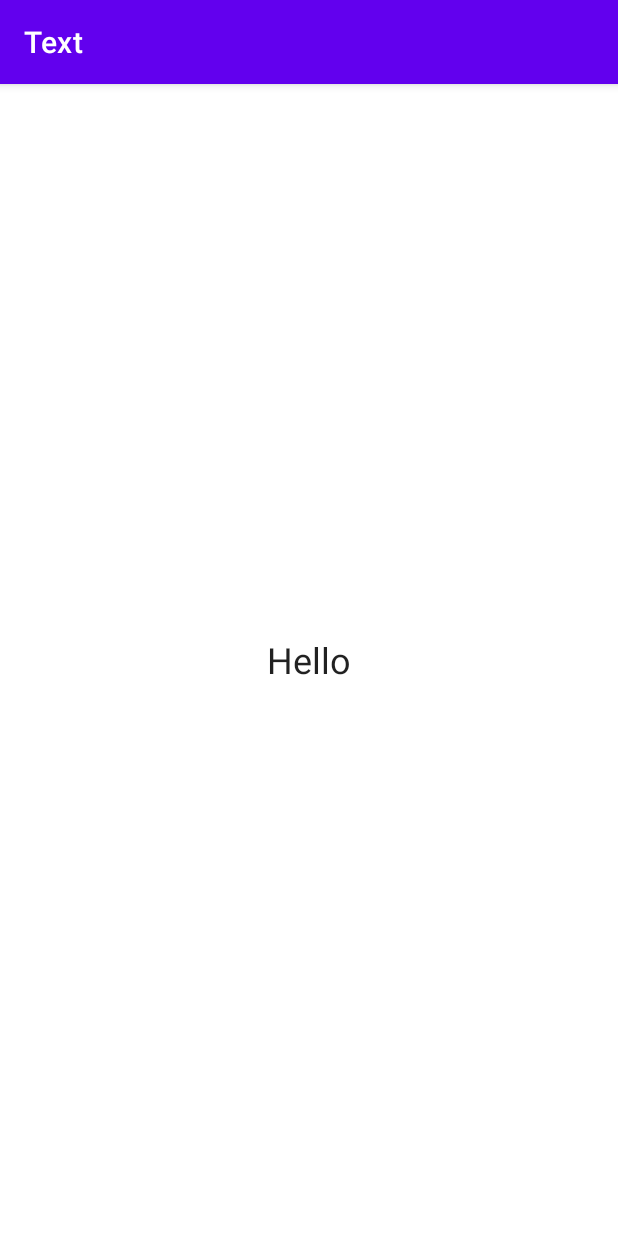
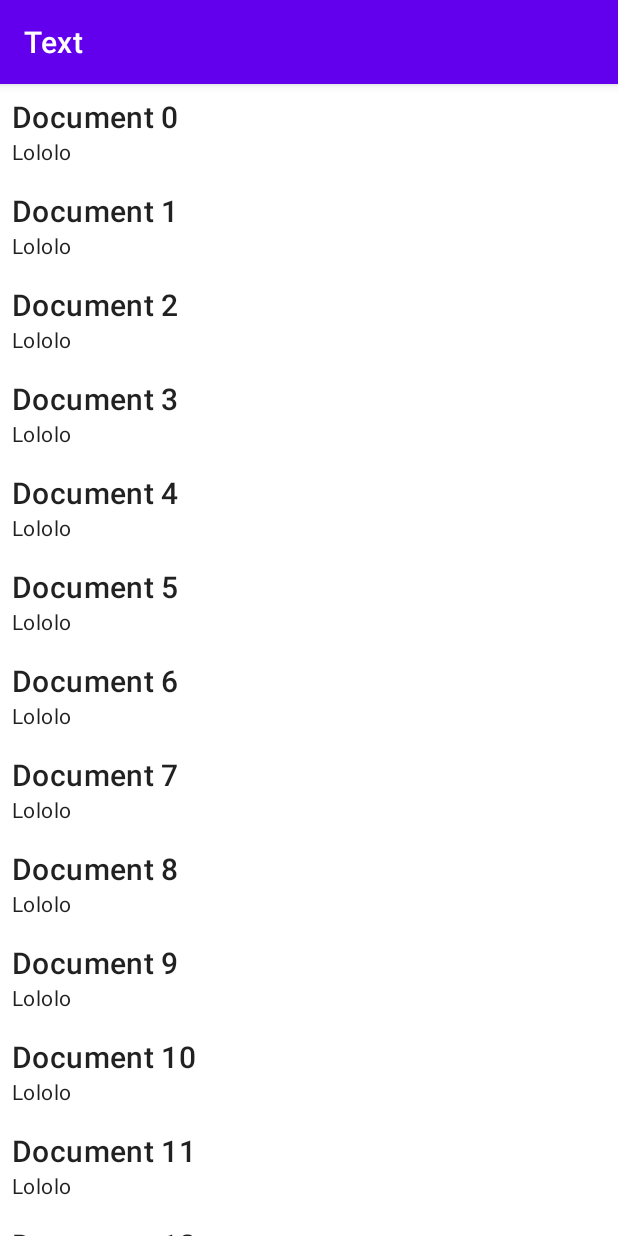
Before and after one commit to haykgalstyan/text, an Android app: the screen it shows after launch (AppActivity), on a phone screen of 412 x 824 dp. Run offline under Robolectric (Android 15) with nearby library versions, the phone set to English and light mode, and no system bars; our stand-ins replace Dagger/Hilt's generated code.

Commit message:
mock list

```diff
--- /dev/null
+++ b/app/src/main/java/galstyan/hayk/text/ViewBindingFragment.kt
@@ -0,0 +1,36 @@
+package galstyan.hayk.text
+
+import android.os.Bundle
+import android.view.LayoutInflater
+import android.view.View
+import android.view.ViewGroup
+import androidx.annotation.CallSuper
+import androidx.fragment.app.Fragment
+import androidx.viewbinding.ViewBinding
+
+
+abstract class ViewBindingFragment<VB : ViewBinding> : Fragment() {
+    private var _binding: ViewBinding? = null
+
+    @Suppress("UNCHECKED_CAST")
+    protected val binding: VB
+        get() = _binding as VB
+
+    abstract val bindingInflater: (LayoutInflater, ViewGroup?, Boolean) -> VB
+
+    @CallSuper
+    override fun onCreateView(
+        inflater: LayoutInflater,
+        container: ViewGroup?,
+        savedInstanceState: Bundle?
+    ): View? {
+        _binding = bindingInflater.invoke(inflater, container, false)
+        return requireNotNull(_binding).root
+    }
+
+    @CallSuper
+    override fun onDestroyView() {
+        super.onDestroyView()
+        _binding = null
+    }
+}
--- /dev/null
+++ b/app/src/main/java/galstyan/hayk/text/framework/DocumentMockDataSource.kt
@@ -0,0 +1,31 @@
+package galstyan.hayk.text.framework
+
+import galstyan.hayk.core.data.DocumentDataSource
+import galstyan.hayk.core.domain.entity.Document
+import galstyan.hayk.text.Logger
+import java.io.File
+
+class DocumentMockDataSource(
+    private val workingDirectory: File,
+    private val logger: Logger,
+) : DocumentDataSource {
+
+    override suspend fun getList(): List<Document> {
+        val list = mutableListOf<Document>()
+        repeat(50) {
+            list.add(
+                Document(
+                    name = "Document $it",
+                    text = "Lololo",
+                    dateCreated = 0L,
+                    dateEdited = 0L,
+                )
+            )
+        }
+        return list
+    }
+
+    override suspend fun save(document: Document) {}
+
+    override suspend fun remove(document: Document) {}
+}
--- a/app/src/main/java/galstyan/hayk/text/framework/di/AppModule.kt
+++ b/app/src/main/java/galstyan/hayk/text/framework/di/AppModule.kt
@@ -12,6 +12,7 @@ import galstyan.hayk.core.domain.usecase.DocumentListGet
 import galstyan.hayk.core.domain.usecase.DocumentSave
 import galstyan.hayk.text.Logger
 import galstyan.hayk.text.framework.DocumentFileDataSource
+import galstyan.hayk.text.framework.DocumentMockDataSource
 import galstyan.hayk.text.framework.log.NamedAndroidDebugLogger
 import java.io.File
 
@@ -24,12 +25,12 @@ object AppModule {
     fun provideLogger(): Logger = NamedAndroidDebugLogger("AppLogger")
 
     @Provides
-    fun provideDocumentDataSource(@ApplicationContext context: Context) =
-        DocumentFileDataSource(context.filesDir, provideLogger())
+    fun provideDocumentDataSource(@ApplicationContext context: Context) : DocumentDataSource =
+        DocumentMockDataSource(context.filesDir, provideLogger())
 
     @Provides
-    fun provideDocumentRepository(documentFileDataSource: DocumentFileDataSource) =
-        DocumentRepository(documentFileDataSource)
+    fun provideDocumentRepository(documentDataSource: DocumentDataSource) =
+        DocumentRepository(documentDataSource)
 
     @Provides
     fun provideDocumentListGet(documentRepository: DocumentRepository): DocumentListGet =
--- a/app/src/main/java/galstyan/hayk/text/ui/AppActivity.kt
+++ b/app/src/main/java/galstyan/hayk/text/ui/AppActivity.kt
@@ -25,9 +25,5 @@ class AppActivity : AppCompatActivity(R.layout.activity_main) {
                 replace<DocumentListFragment>(R.id.fragment_container_view)
             }
         }
-
-        logger.log("app", "aper")
     }
-
-
 }
--- /dev/null
+++ b/app/src/main/java/galstyan/hayk/text/ui/documentList/DocumentListAdapter.kt
@@ -0,0 +1,20 @@
+package galstyan.hayk.text.ui.documentList
+
+import android.view.LayoutInflater
+import android.view.ViewGroup
+import galstyan.hayk.core.domain.entity.Document
+import galstyan.hayk.text.databinding.ItemDocumentBinding
+import galstyan.hayk.text.ui.BaseListAdapter
+import galstyan.hayk.text.ui.BoundViewHolder
+
+
+class DocumentListAdapter : BaseListAdapter<Document>(DocumentListItemDiffer()) {
+    override
+    fun createViewHolder(
+        inflater: LayoutInflater,
+        parent: ViewGroup,
+        viewType: Int
+    ): BoundViewHolder<Document> =
+        DocumentViewHolder(ItemDocumentBinding.inflate(inflater, parent, false))
+
+}
--- a/app/src/main/java/galstyan/hayk/text/ui/documentList/DocumentListFragment.kt
+++ b/app/src/main/java/galstyan/hayk/text/ui/documentList/DocumentListFragment.kt
@@ -1,30 +1,43 @@
 package galstyan.hayk.text.ui.documentList
 
 import android.os.Bundle
+import android.view.LayoutInflater
 import android.view.View
+import android.view.ViewGroup
 import androidx.fragment.app.Fragment
 import androidx.fragment.app.viewModels
+import androidx.viewbinding.ViewBinding
 import dagger.hilt.android.AndroidEntryPoint
 import galstyan.hayk.text.Logger
 import galstyan.hayk.text.R
+import galstyan.hayk.text.ViewBindingFragment
+import galstyan.hayk.text.databinding.FragmentDocumentListBinding
 import javax.inject.Inject
 
 @AndroidEntryPoint
-class DocumentListFragment : Fragment(R.layout.fragment_document_list) {
+class DocumentListFragment : ViewBindingFragment<FragmentDocumentListBinding>() {
+
+    override val bindingInflater: (LayoutInflater, ViewGroup?, Boolean) -> FragmentDocumentListBinding =
+        FragmentDocumentListBinding::inflate
 
     @Inject
     lateinit var logger: Logger
 
     private val viewModel: DocumentListViewModel by viewModels()
 
+    override fun onCreate(savedInstanceState: Bundle?) {
+        super.onCreate(savedInstanceState)
+        viewModel.getDocumentList()
+    }
 
     override fun onViewCreated(view: View, savedInstanceState: Bundle?) {
         super.onViewCreated(view, savedInstanceState)
+        val adapter = DocumentListAdapter()
+        binding.documentList.adapter = adapter
 
-        viewModel.getDocumentList()
         viewModel.documentListObservable.observe(viewLifecycleOwner, { documentList ->
             if (documentList.isNotEmpty())
-                documentList.forEach { logger.log("doc", it.name) }
+                adapter.submitList(documentList)
             else logger.log("doc", "none")
         })
     }
--- /dev/null
+++ b/app/src/main/java/galstyan/hayk/text/ui/documentList/DocumentListItemDiffer.kt
@@ -0,0 +1,15 @@
+package galstyan.hayk.text.ui.documentList
+
+import androidx.recyclerview.widget.DiffUtil
+import galstyan.hayk.core.domain.entity.Document
+
+
+class DocumentListItemDiffer : DiffUtil.ItemCallback<Document>() {
+    override fun areItemsTheSame(oldItem: Document, newItem: Document): Boolean {
+        return oldItem.name == newItem.name
+    }
+
+    override fun areContentsTheSame(oldItem: Document, newItem: Document): Boolean {
+        return oldItem == newItem
+    }
+}
--- /dev/null
+++ b/app/src/main/java/galstyan/hayk/text/ui/documentList/DocumentViewHolder.kt
@@ -0,0 +1,15 @@
+package galstyan.hayk.text.ui.documentList
+
+import galstyan.hayk.core.domain.entity.Document
+import galstyan.hayk.text.databinding.ItemDocumentBinding
+import galstyan.hayk.text.ui.BoundViewHolder
+
+
+class DocumentViewHolder(private val binding: ItemDocumentBinding) :
+    BoundViewHolder<Document>(binding.root) {
+
+    override fun bind(it: Document) {
+        binding.title.text = it.name
+        binding.text.text = it.text
+    }
+}
--- /dev/null
+++ b/app/src/main/java/galstyan/hayk/text/ui/list.kt
@@ -0,0 +1,29 @@
+package galstyan.hayk.text.ui
+
+import android.view.LayoutInflater
+import android.view.View
+import android.view.ViewGroup
+import androidx.recyclerview.widget.DiffUtil
+import androidx.recyclerview.widget.ListAdapter
+import androidx.recyclerview.widget.RecyclerView
+import androidx.viewbinding.ViewBinding
+
+abstract class BoundViewHolder<T>(view: View) : RecyclerView.ViewHolder(view) {
+    abstract fun bind(it: T)
+}
+
+abstract class BaseListAdapter<T>(differ: DiffUtil.ItemCallback<T>) :
+    ListAdapter<T, BoundViewHolder<T>>(differ) {
+
+    abstract fun createViewHolder(
+        inflater: LayoutInflater,
+        parent: ViewGroup,
+        viewType: Int
+    ): BoundViewHolder<T>
+
+    override fun onCreateViewHolder(parent: ViewGroup, viewType: Int): BoundViewHolder<T> =
+        createViewHolder(LayoutInflater.from(parent.context), parent, viewType)
+
+    override fun onBindViewHolder(holder: BoundViewHolder<T>, position: Int) =
+        holder.bind(getItem(position))
+}
--- a/app/src/main/res/layout/fragment_document_list.xml
+++ b/app/src/main/res/layout/fragment_document_list.xml
@@ -6,15 +6,16 @@
     android:layout_height="match_parent"
     tools:context=".ui.documentList.DocumentListFragment">
 
-    <TextView
-        android:layout_width="match_parent"
-        android:layout_height="match_parent"
-        android:gravity="center"
-        android:text="Hello"
-        android:textAppearance="@style/TextAppearance.AppCompat.Headline"
+    <androidx.recyclerview.widget.RecyclerView
+        android:id="@+id/documentList"
+        android:layout_width="0dp"
+        android:layout_height="0dp"
+        android:orientation="vertical"
+        app:layoutManager="androidx.recyclerview.widget.LinearLayoutManager"
         app:layout_constraintBottom_toBottomOf="parent"
         app:layout_constraintEnd_toEndOf="parent"
         app:layout_constraintStart_toStartOf="parent"
-        app:layout_constraintTop_toTopOf="parent" />
+        app:layout_constraintTop_toTopOf="parent"
+        tools:listitem="@layout/item_document" />
 
 </androidx.constraintlayout.widget.ConstraintLayout>
--- /dev/null
+++ b/app/src/main/res/layout/item_document.xml
@@ -0,0 +1,31 @@
+<?xml version="1.0" encoding="utf-8"?>
+<androidx.constraintlayout.widget.ConstraintLayout xmlns:android="http://schemas.android.com/apk/res/android"
+    xmlns:app="http://schemas.android.com/apk/res-auto"
+    xmlns:tools="http://schemas.android.com/tools"
+    android:layout_width="match_parent"
+    android:layout_height="wrap_content"
+    android:padding="8dp">
+
+    <TextView
+        android:id="@+id/title"
+        android:layout_width="0dp"
+        android:layout_height="wrap_content"
+        android:textAppearance="@style/TextAppearance.MaterialComponents.Headline6"
+        app:layout_constraintEnd_toEndOf="parent"
+        app:layout_constraintStart_toStartOf="parent"
+        app:layout_constraintTop_toTopOf="parent"
+        tools:text="Title" />
+
+    <TextView
+        android:id="@+id/text"
+        android:layout_width="0dp"
+        android:layout_height="wrap_content"
+        android:ellipsize="end"
+        android:maxLines="@integer/document_list_item_max_lines"
+        android:textAppearance="@style/TextAppearance.MaterialComponents.Body2"
+        app:layout_constraintEnd_toEndOf="parent"
+        app:layout_constraintStart_toStartOf="parent"
+        app:layout_constraintTop_toBottomOf="@id/title"
+        tools:text="@string/dummy_text_long" />
+
+</androidx.constraintlayout.widget.ConstraintLayout>
--- a/app/src/main/res/values/strings.xml
+++ b/app/src/main/res/values/strings.xml
@@ -1,3 +1,4 @@
 <resources>
     <string name="app_name">Text</string>
+    <string name="dummy_text_long">It is a long established fact that a reader will be distracted by the readable content of a page when looking at its layout. The point of using Lorem Ipsum is that it has a more-or-less normal distribution of letters, as opposed to using Content here, content here, making it look like readable English. Many desktop publishing packages and web page editors now use Lorem Ipsum as their default model text, and a search for lorem ipsum will uncover many web sites still in their infancy.</string>
 </resources>
--- /dev/null
+++ b/app/src/main/res/values/ui_integers.xml
@@ -0,0 +1,4 @@
+<?xml version="1.0" encoding="utf-8"?>
+<resources>
+    <integer name="document_list_item_max_lines">5</integer>
+</resources>
```
